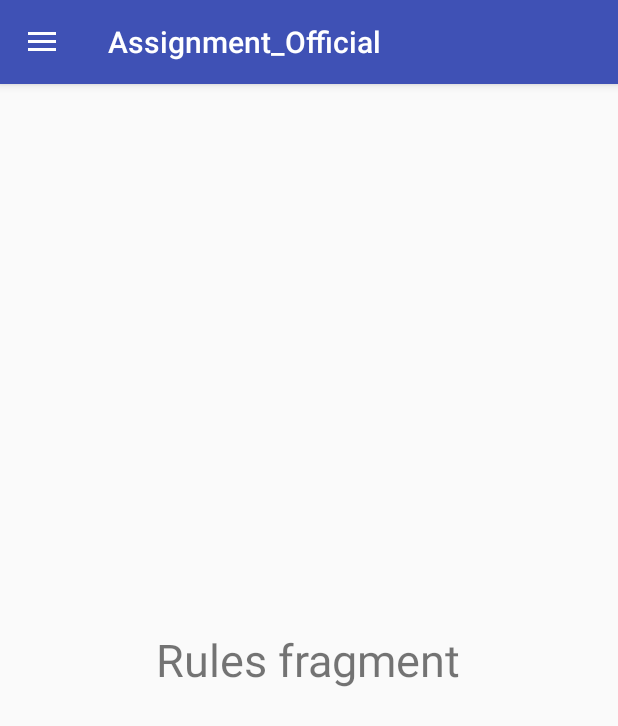
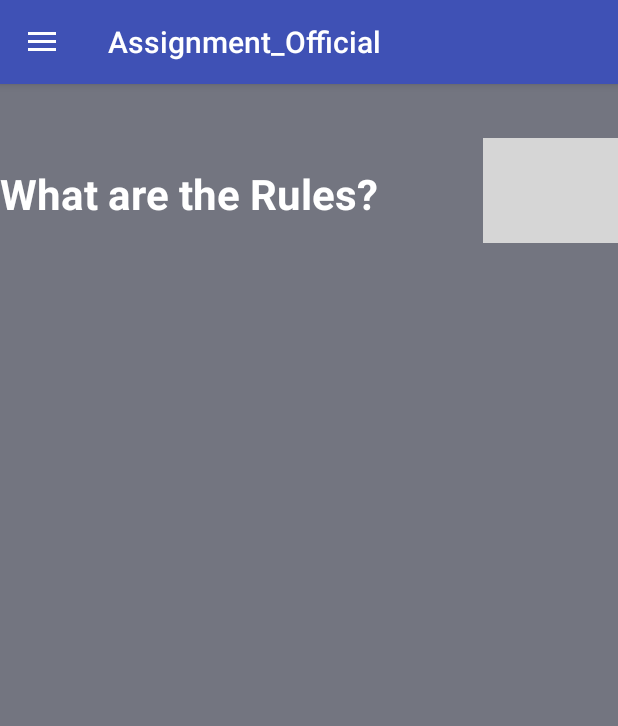
Before and after one commit to hamzaali4231/Assignment_Official, an Android app: the RulesFragment screen opened directly, with no data from a screen before it, on a phone screen of 412 x 824 dp. Shown: the top 726 px of the screen. Run offline under Robolectric (Android 15) with nearby library versions, the phone set to English and light mode, and no system bars; grey boxes are pictures that could not be loaded.

Commit message:
first commit

```diff
--- a/app/build.gradle
+++ b/app/build.gradle
@@ -26,4 +26,5 @@ dependencies {
     testImplementation 'junit:junit:4.12'
     androidTestImplementation 'com.android.support.test:runner:1.0.2'
     androidTestImplementation 'com.android.support.test.espresso:espresso-core:3.0.2'
+    implementation 'com.google.android.gms:play-services-maps:16.1.0'
 }
--- a/app/src/main/res/layout/fragment_rules.xml
+++ b/app/src/main/res/layout/fragment_rules.xml
@@ -1,13 +1,31 @@
 <?xml version="1.0" encoding="utf-8"?>
-<RelativeLayout
-    xmlns:android="http://schemas.android.com/apk/res/android" android:layout_width="match_parent"
-    android:layout_height="match_parent">
+<RelativeLayout xmlns:android="http://schemas.android.com/apk/res/android"
+    xmlns:app="http://schemas.android.com/apk/res-auto"
+    android:layout_width="match_parent"
+    android:layout_height="match_parent"
+    android:background="@color/colorPrimaryDark">
 
     <TextView
+        android:id="@+id/textView"
         android:layout_width="wrap_content"
         android:layout_height="wrap_content"
-        android:layout_centerInParent="true"
-        android:text="Rules fragment"
-        android:textSize="30sp"
-        />
+        android:layout_alignBottom="@+id/imageView4"
+        android:layout_alignParentLeft="true"
+        android:layout_alignParentStart="true"
+        android:layout_marginBottom="14dp"
+        android:text="What are the Rules?"
+        android:textColor="@android:color/background_light"
+        android:textSize="28sp"
+        android:textStyle="bold" />
+
+    <ImageView
+        android:id="@+id/imageView4"
+        android:layout_width="90dp"
+        android:layout_height="70dp"
+        android:layout_alignParentEnd="true"
+        android:layout_alignParentRight="true"
+        android:layout_alignParentTop="true"
+        android:layout_marginTop="36dp"
+        app:srcCompat="@drawable/rules_sign" />
+
 </RelativeLayout>
--- a/app/src/main/res/menu/drawer_menu.xml
+++ b/app/src/main/res/menu/drawer_menu.xml
@@ -11,7 +11,7 @@
         <item
             android:id="@+id/nav_maps"
             android:icon="@drawable/ic_maps"
-            android:title="Profile" />
+            android:title="Location" />
         <item
             android:id="@+id/nav_rules"
             android:icon="@drawable/ic_rules"
```
Also changed, not shown: app/src/main/java/com/example/u1763290/assignment_official/MapsFragment.java (+25 -1 lines), app/src/main/res/layout/fragment_donate.xml (+10 -4 lines), app/src/main/res/layout/fragment_maps.xml (+16 -5 lines), app/src/main/res/values/google_maps_api.xml (added, +24 -0 lines).
